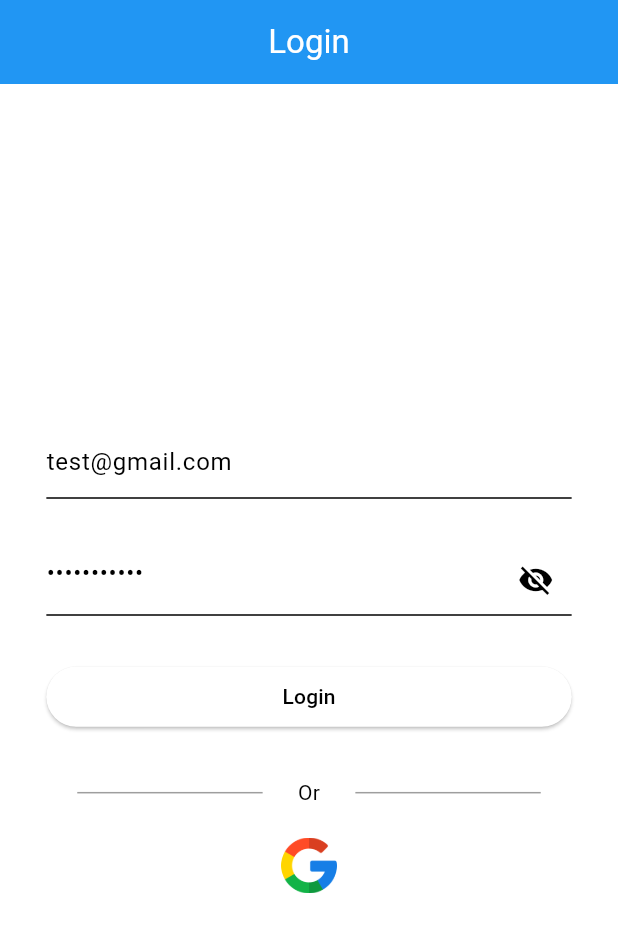
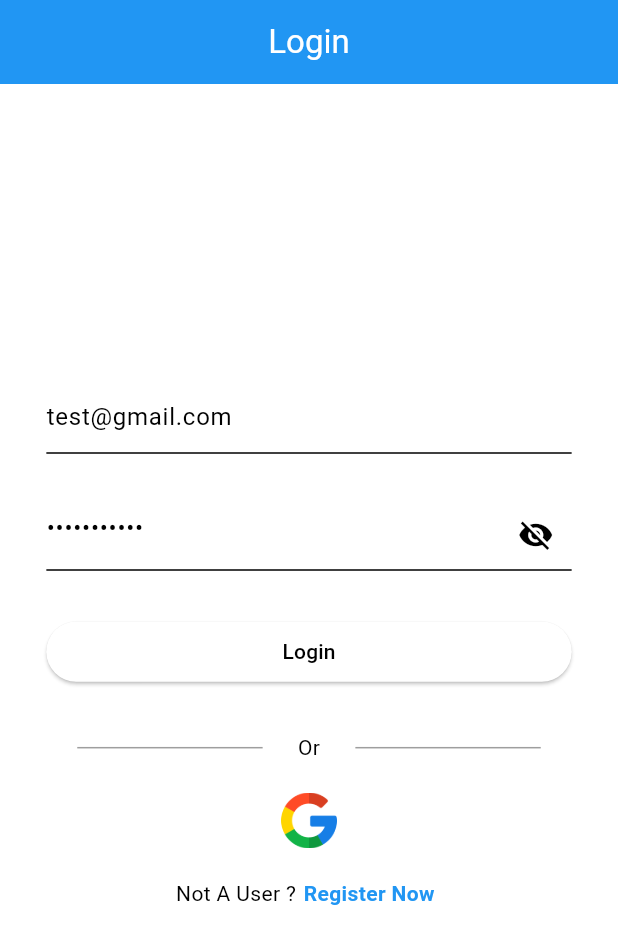
Before and after one commit to kaushallalani/MusicMate, a Flutter app: the screen it shows after launch, on a phone screen of 412 x 824 dp. Shown: the top 944 px of the screen. Run offline on Flutter 3.47's test engine with Material 3 defaults, Android fonts, the light colour scheme and no system bars; our stand-ins replace audioplayers, bloc, cloud_firestore, firebase_auth, firebase_core, flutter_bloc and 7 more; missing offline and left inert: unique_identifier; accounts and stored records are empty; generated files the repository leaves out were written again.

Commit message:
added sign up functionality

```diff
--- a/lib/components/myDrawer.dart
+++ b/lib/components/myDrawer.dart
@@ -64,7 +64,7 @@ class Mydrawer extends StatelessWidget {
               leading: const Icon(Icons.logout),
               onTap: () async {
                 BlocProvider.of<AuthenticationBloc>(context).add(SignoutUser());
-                context.pushReplacement(NAVIGATION.login);
+                context.go(NAVIGATION.login);
 
                 // await AuthServices().signOut();
                 // final SharedPreferences prefs =
--- a/lib/main.dart
+++ b/lib/main.dart
@@ -84,7 +84,7 @@ class _MyAppState extends State<MyApp> {
           ],
           child: MaterialApp.router(
             debugShowCheckedModeBanner: false,
-            title: 'Provider Theme Changer',
+            title: 'MusicMate',
             theme: value.darkTheme == false ? lightMode : darkMode,
             supportedLocales: {const Locale('en', '')},
             restorationScopeId: 'app',
--- a/lib/pages/authentication/bloc/authentication_event.dart
+++ b/lib/pages/authentication/bloc/authentication_event.dart
@@ -10,10 +10,12 @@ abstract class AuthenticationEvent {
 class SignupUser extends AuthenticationEvent {
   final String email;
   final String password;
+  final String name;
 
-  const SignupUser({required this.email, required this.password});
+  const SignupUser(
+      {required this.email, required this.password, required this.name});
   @override
-  List<Object> get props => [email, password];
+  List<Object> get props => [email, password, name];
 }
 
 class SigninUser extends AuthenticationEvent {
@@ -31,4 +33,10 @@ class GoogleSignIn extends AuthenticationEvent {
   List<Object> get props => [];
 }
 
+class GoogleSignUp extends AuthenticationEvent {
+  const GoogleSignUp();
+  @override
+  List<Object> get props => [];
+}
+
 class SignoutUser extends AuthenticationEvent {}
--- a/lib/pages/authentication/bloc/authentication_state.dart
+++ b/lib/pages/authentication/bloc/authentication_state.dart
@@ -26,3 +26,18 @@ class AuthenticationFailureState extends AuthenticationState {
   @override
   List<Object> get props => [errorMessage];
 }
+
+class AuthenticationSignUpSuccessState extends AuthenticationState {
+  final UserModel? user;
+  AuthenticationSignUpSuccessState(this.user);
+  @override
+  List<Object> get props => [user!];
+}
+
+class AuthenticationSignUpFailureState extends AuthenticationState {
+  final String errorMessage;
+
+  AuthenticationSignUpFailureState(this.errorMessage);
+  @override
+  List<Object> get props => [errorMessage];
+}
--- a/lib/pages/login/index.dart
+++ b/lib/pages/login/index.dart
@@ -193,6 +193,30 @@ class _LoginScreenState extends State<LoginScreen> {
                         ),
                       ),
                     ),
+                    Padding(
+                      padding: const EdgeInsets.only(
+                          top: Metrics.doubleBaseMargin,
+                          bottom: Metrics.doubleBaseMargin),
+                      child: Row(
+                        mainAxisAlignment: MainAxisAlignment.center,
+                        children: [
+                          const Text("Not A User ?"),
+                          Padding(
+                            padding:
+                                const EdgeInsets.only(left: 5.0, right: 5.0),
+                            child: GestureDetector(
+                              child: const Text('Register Now',
+                                  style: TextStyle(
+                                      color: Colors.blue,
+                                      fontWeight: FontWeight.bold)),
+                              onTap: () {
+                                context.push(NAVIGATION.signup);
+                              },
+                            ),
+                          ),
+                        ],
+                      ),
+                    )
                   ],
                 ),
               ),
--- a/lib/repositories/firebase_repository.dart
+++ b/lib/repositories/firebase_repository.dart
@@ -3,9 +3,10 @@ import 'package:musicmate/models/user.dart';
 
 abstract class FirebaseRepository {
   Future<UserModel?> getCurrentUser();
-  Future<User?> signUp(String email, String password);
+  Future<User?> signUp(String email, String password, String name);
   Future<User?> signIn(String email, String password);
   Future<void> signOut();
   Future<User?> googleSignInUser();
   Future<dynamic> getCurrentUserId();
+  Future<dynamic> googleSignUpUser();
 }
--- a/pubspec.yaml
+++ b/pubspec.yaml
@@ -52,6 +52,7 @@ dependencies:
   json_annotation: ^4.9.0
   get_it: ^7.7.0
   bloc: ^8.1.4
+  unique_identifier: ^0.3.0
 
 
 
```
Also changed, not shown: lib/pages/authentication/bloc/authentication_bloc.dart (+22 -4 lines), lib/pages/signup/index.dart (+43 -58 lines), lib/repositories/firebase_repository_impl.dart (+32 -7 lines), lib/services/firebase_service.dart (+56 -6 lines).
